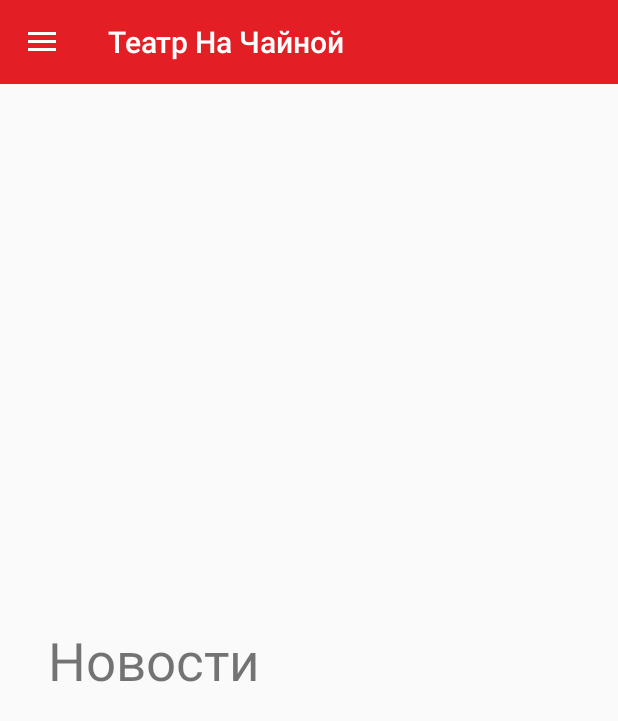
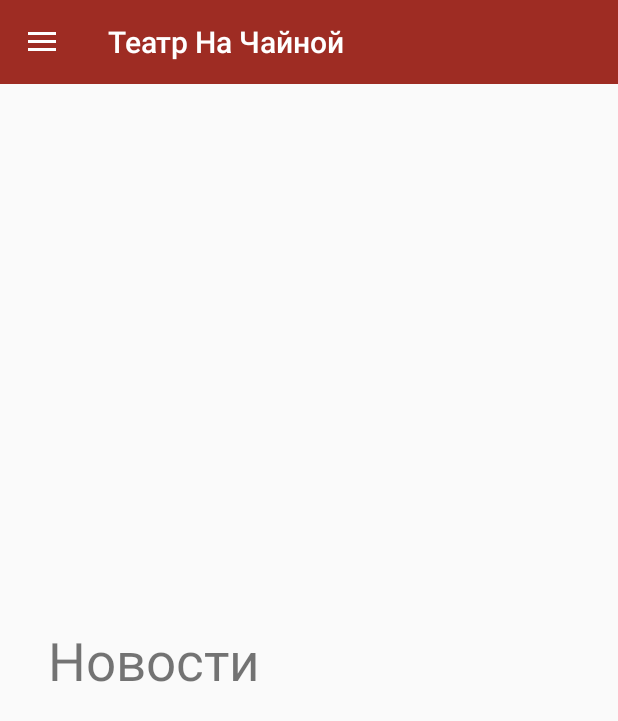
Before and after one commit to ArtemMinitskiy/TeatrNaChaynoy, an Android app: the screen it shows after launch (MainActivity), in the side drawer, after a tap on "Новости", on a phone screen of 412 x 824 dp. Shown: the top 721 px of the screen. Run offline under Robolectric (Android 15) with nearby library versions, the phone set to English and light mode, and no system bars.

Commit message:
Update SplashScreen

```diff
--- a/app/src/main/java/com/example/teatrnachaynoy/Fragments/ScheduleFragment.java
+++ b/app/src/main/java/com/example/teatrnachaynoy/Fragments/ScheduleFragment.java
@@ -33,17 +33,20 @@ public class ScheduleFragment extends Fragment implements SwipeRefreshLayout.OnR
     private ProgressBar progressBar;
     private View view;
     private SwipeRefreshLayout swipeRefresh;
+    private ArrayList<Schedule> scheduleList;
 
-    public ScheduleFragment() {
+    public ScheduleFragment(ArrayList<Schedule> schedule) {
+        this.scheduleList = schedule;
     }
 
     @SuppressLint("InflateParams")
     @Nullable
     @Override
     public View onCreateView(@NonNull LayoutInflater inflater, ViewGroup container, Bundle savedInstanceState) {
-        view = inflater.inflate(R.layout.recycler_fragment,null);
+        view = inflater.inflate(R.layout.recycler_fragment, null);
+        progressBar = view.findViewById(R.id.progressBar);
         swipeLayout();
-        new ScheduleHtmlParserHelper().execute();
+        initRecycler(scheduleList);
         return view;
     }
 
@@ -54,7 +57,21 @@ public class ScheduleFragment extends Fragment implements SwipeRefreshLayout.OnR
 
     }
 
-    private void swipeLayout(){
+    private void initRecycler(ArrayList<Schedule> scheduleList) {
+        RecyclerView recyclerView = view.findViewById(R.id.recyclerView);
+        LinearLayoutManager layoutManager = new LinearLayoutManager(getContext());
+        recyclerView.setHasFixedSize(true);
+        recyclerView.setLayoutManager(layoutManager);
+
+        RecyclerView.Adapter adapter = new ScheduleRecyclerAdapter(scheduleList);
+        recyclerView.setAdapter(adapter);
+        //Animation adapter
+        Utils.recyclerAnimated(recyclerView, adapter, getContext());
+
+        progressBar.setVisibility(ProgressBar.INVISIBLE);
+    }
+
+    private void swipeLayout() {
         swipeRefresh = view.findViewById(R.id.swipeRefresh);
         swipeRefresh.setColorSchemeResources(R.color.colorPrimary, R.color.colorPrimaryDark, R.color.colorAccent, R.color.colorGrey);
         swipeRefresh.setOnRefreshListener(this);
@@ -67,7 +84,6 @@ public class ScheduleFragment extends Fragment implements SwipeRefreshLayout.OnR
         @Override
         protected void onPreExecute() {
             super.onPreExecute();
-            progressBar = view.findViewById(R.id.progressBar);
             progressBar.setVisibility(ProgressBar.VISIBLE);
 
         }
@@ -118,17 +134,7 @@ public class ScheduleFragment extends Fragment implements SwipeRefreshLayout.OnR
         @Override
         protected void onPostExecute(Void aVoid) {
             super.onPostExecute(aVoid);
-            RecyclerView recyclerView = view.findViewById(R.id.recyclerView);
-            LinearLayoutManager layoutManager = new LinearLayoutManager(getContext());
-            recyclerView.setHasFixedSize(true);
-            recyclerView.setLayoutManager(layoutManager);
-
-            RecyclerView.Adapter adapter = new ScheduleRecyclerAdapter(schedulesList);
-            recyclerView.setAdapter(adapter);
-            //Animation adapter
-            Utils.recyclerAnimated(recyclerView, adapter, getContext());
-
-            progressBar.setVisibility(ProgressBar.INVISIBLE);
+            initRecycler(schedulesList);
 
         }
     }
--- a/app/src/main/java/com/example/teatrnachaynoy/MainActivity.java
+++ b/app/src/main/java/com/example/teatrnachaynoy/MainActivity.java
@@ -1,6 +1,7 @@
 package com.example.teatrnachaynoy;
 
 import android.content.Context;
+import android.content.Intent;
 import android.net.ConnectivityManager;
 import android.net.NetworkInfo;
 import android.os.Bundle;
@@ -26,12 +27,16 @@ import com.example.teatrnachaynoy.Fragments.ScheduleFragment;
 import com.example.teatrnachaynoy.Fragments.TroupeFragment;
 import com.google.android.material.navigation.NavigationView;
 
+import java.util.ArrayList;
+
 public class MainActivity extends AppCompatActivity implements NavigationView.OnNavigationItemSelectedListener {
 
     private DrawerLayout drawer;
 
     private FragmentManager fragmentManager;
     private FragmentTransaction fragmentTransaction;
+
+    private ArrayList<Schedule> scheduleList;
 
     @Override
     protected void onCreate(Bundle savedInstanceState) {
@@ -41,13 +46,16 @@ public class MainActivity extends AppCompatActivity implements NavigationView.On
         fragmentManager = getSupportFragmentManager();
         fragmentTransaction = fragmentManager.beginTransaction();
 
+        Intent intent = getIntent();
+        scheduleList = intent.getParcelableArrayListExtra("Schedule");
+
         isOnline(this);
-        setView();
+        setView(scheduleList);
 
     }
 
-    private void setView() {
-        fragmentTransaction.replace(R.id.containerView, new ScheduleFragment()).commit();
+    private void setView(ArrayList<Schedule> scheduleList) {
+        fragmentTransaction.replace(R.id.containerView, new ScheduleFragment(scheduleList)).commit();
 
         Toolbar toolbar = findViewById(R.id.toolbar);
         setSupportActionBar(toolbar);
@@ -81,7 +89,7 @@ public class MainActivity extends AppCompatActivity implements NavigationView.On
         fragmentTransaction = fragmentManager.beginTransaction();
         switch (item.getItemId()) {
             case R.id.schedule:
-                fragmentTransaction.replace(R.id.containerView, new ScheduleFragment()).addToBackStack(null).commit();
+                fragmentTransaction.replace(R.id.containerView, new ScheduleFragment(scheduleList)).addToBackStack(null).commit();
                 break;
             case R.id.repertoire:
                 fragmentTransaction.replace(R.id.containerView, new RepertoireFragment()).addToBackStack(null).commit();
--- a/app/src/main/java/com/example/teatrnachaynoy/SplashScreenActivity.java
+++ b/app/src/main/java/com/example/teatrnachaynoy/SplashScreenActivity.java
@@ -1,26 +1,88 @@
 package com.example.teatrnachaynoy;
+
+import android.annotation.SuppressLint;
+import android.content.Intent;
+import android.os.AsyncTask;
+import android.os.Bundle;
 
 import androidx.appcompat.app.AppCompatActivity;
 
-import android.content.Intent;
-import android.os.Bundle;
-import android.os.Handler;
+import org.jsoup.Jsoup;
+import org.jsoup.nodes.Document;
+import org.jsoup.nodes.Element;
+import org.jsoup.select.Elements;
+
+import java.io.IOException;
+import java.util.ArrayList;
 
 public class SplashScreenActivity extends AppCompatActivity {
 
     @Override
     protected void onCreate(Bundle savedInstanceState) {
         super.onCreate(savedInstanceState);
-
-        Handler myHandler = new Handler();
-
-        int splashTime = (int) 2000L;
-        myHandler.postDelayed(this::goToMainActivity, splashTime);
+        new ScheduleHtmlParserHelper().execute();
 
     }
 
-    private void goToMainActivity() {
-        startActivity(new Intent(this, MainActivity.class));
+    private void goToMainActivity(ArrayList<Schedule> scheduleList) {
+        Intent intent = new Intent(this, MainActivity.class);
+        intent.putParcelableArrayListExtra("Schedule", scheduleList);
+        startActivity(intent);
         finish();
     }
+
+    @SuppressLint("StaticFieldLeak")
+    public class ScheduleHtmlParserHelper extends AsyncTask<Void, Void, Void> {
+        final ArrayList<Schedule> schedulesList = new ArrayList<>();
+
+        @Override
+        protected void onPreExecute() {
+            super.onPreExecute();
+
+        }
+
+        @Override
+        protected Void doInBackground(Void... voids) {
+            Document doc;
+            Schedule schedule;
+            try {
+                doc = Jsoup.connect(Utils.THEATER_URL + "/timetable").get();
+                Elements table = doc.select("table");
+                Elements rows = table.select("tr");
+
+                for (int i = 0; i < rows.size(); i++) {
+                    Element row = rows.get(i);
+                    Elements cols = row.select("td");
+                    Elements date = cols.select("span.wrap");
+                    Elements title = date.select("a.url");
+                    Elements timeLenght = date.select("span.time-lenght");
+
+                    Document docInsideImage = Jsoup.connect(Utils.THEATER_URL + title.attr("href")).get();
+                    Elements image = docInsideImage.select("img.cover");
+
+                    schedule = new Schedule(title.get(0).text(),
+                            date.get(0).text().substring(0, cols.get(0).text().indexOf(",")),
+                            cols.get(2).text(),
+                            timeLenght.get(0).text(),
+                            title.attr("href"),
+                            Utils.THEATER_URL + image.attr("src"));
+
+                    schedulesList.add(schedule);
+
+                }
+
+            } catch (IOException e) {
+                e.printStackTrace();
+            }
+
+            return null;
+        }
+
+        @Override
+        protected void onPostExecute(Void aVoid) {
+            super.onPostExecute(aVoid);
+
+            goToMainActivity(schedulesList);
+        }
+    }
 }
--- a/app/src/main/res/drawable/background_splash.xml
+++ b/app/src/main/res/drawable/background_splash.xml
@@ -1,10 +1,10 @@
 <?xml version="1.0" encoding="utf-8"?>
 <layer-list xmlns:android="http://schemas.android.com/apk/res/android">
     <item
-        android:drawable="@color/colorWhite"/>
+        android:drawable="@color/colorGreyLight"/>
     <item>
         <bitmap
             android:gravity="center"
-            android:src="@drawable/ic_theater_logo"/>
+            android:src="@drawable/splash_screen"/>
     </item>
 </layer-list>
--- a/app/src/main/res/layout/activity_main.xml
+++ b/app/src/main/res/layout/activity_main.xml
@@ -11,7 +11,7 @@
         android:id="@+id/toolbar"
         android:layout_width="match_parent"
         android:layout_height="?attr/actionBarSize"
-        android:background="?attr/colorPrimary"
+        android:background="?attr/colorAccent"
         app:titleTextColor="@color/colorWhite"
         app:popupTheme="@style/AppTheme.PopupOverlay" />
 
--- a/app/src/main/res/values/colors.xml
+++ b/app/src/main/res/values/colors.xml
@@ -6,5 +6,5 @@
     <color name="colorWhite">#ffffff</color>
     <color name="colorBlack">#000000</color>
     <color name="colorGrey">#969696</color>
-    <color name="colorGreyLight">#EBAEAEAE</color>
+    <color name="colorGreyLight">#F5F5F5</color>
 </resources>
```
Also changed, not shown: app/src/main/java/com/example/teatrnachaynoy/Schedule.java (+41 -1 lines), app/src/main/res/drawable/splash_screen.png (added).
